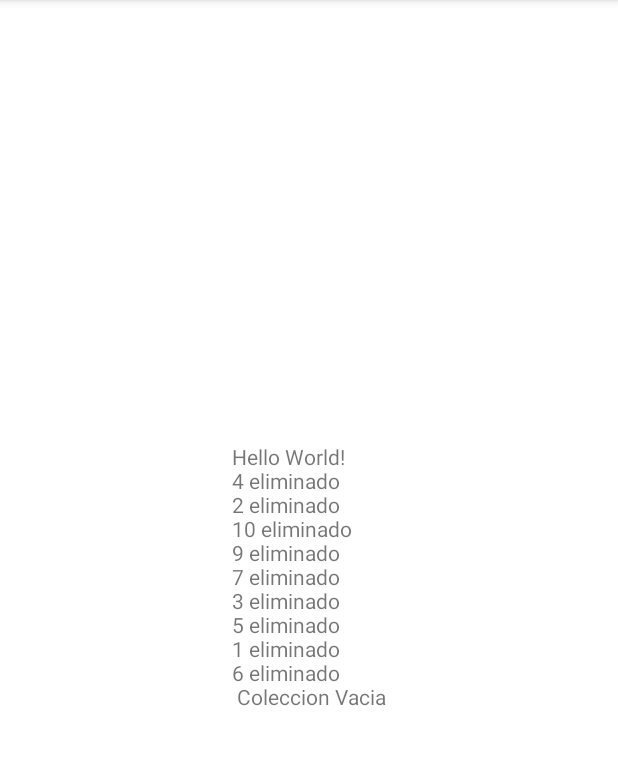
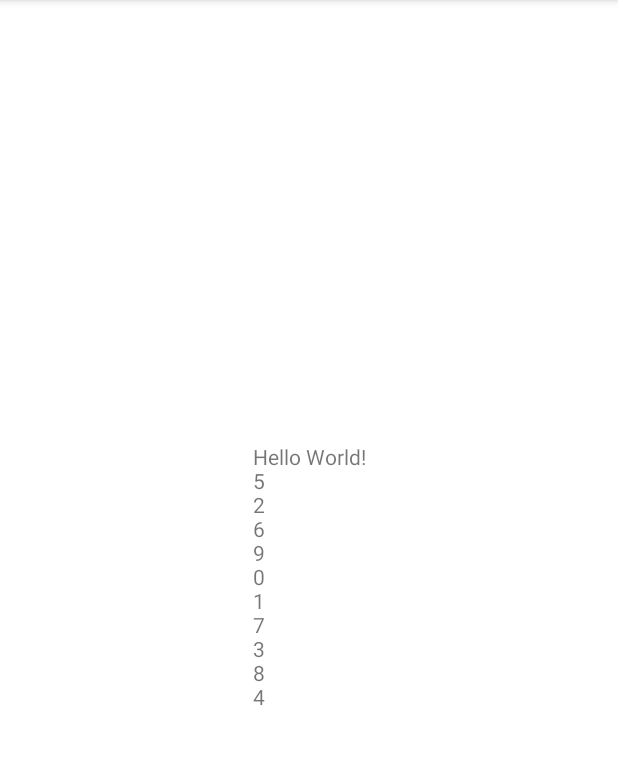
Before and after one commit to emmanuelrap/LADM_U2_LOTERIA, an Android app: the screen it shows after launch (MainActivity), on a phone screen of 412 x 824 dp, the part 84-849 px from its top. Run offline under Robolectric (Android 15) with nearby library versions, the phone set to English and light mode, and no system bars.

Commit message:
Crea y muestra los elementos del Arreglo

```diff
--- a/app/src/main/java/com/example/ladm_u2_loteria/MainActivity.kt
+++ b/app/src/main/java/com/example/ladm_u2_loteria/MainActivity.kt
@@ -4,9 +4,10 @@ import androidx.appcompat.app.AppCompatActivity
 import android.os.Bundle
 import android.widget.TextView
 import com.example.ladm_u2_loteria.databinding.ActivityMainBinding
+import kotlin.random.Random
 
 class MainActivity : AppCompatActivity() {
-
+    var cartasQuedan=10;
 
     override fun onCreate(savedInstanceState: Bundle?) {
         super.onCreate(savedInstanceState)
@@ -17,18 +18,24 @@ class MainActivity : AppCompatActivity() {
 
         var tv = findViewById<TextView>(R.id.tv)
 
-        val numbers = mutableListOf(5, 1, 2, 3, 4, 6, 9, 7, 10)
+        val numbers = mutableListOf("1","2","3","4","5","6","7","8","9","0")
 
         do {
-            val numberToRemove = numbers.randomOrNull()
-            if (numbers.remove(numberToRemove)) {
+            var indexRemover = Random.nextInt(cartasQuedan)
+            /*
+            if (numbers.removeAt(indexRemover)) {
 
-                tv.text=tv.text.toString()+"\n$numberToRemove eliminado"
+                tv.text=tv.text.toString()+"\n$indexRemover eliminado"
             } else {
                 tv.text=tv.text.toString()+"\n Coleccion Vacia"
+            }*/
+
+            if(indexRemover<numbers.size){
+                tv.text=tv.text.toString()+"\n"+numbers[indexRemover]
+                numbers.removeAt(indexRemover)
+                cartasQuedan--
             }
-
-        } while (numberToRemove != null)
+        } while (numbers.size>0)
 
     }
 }
```
